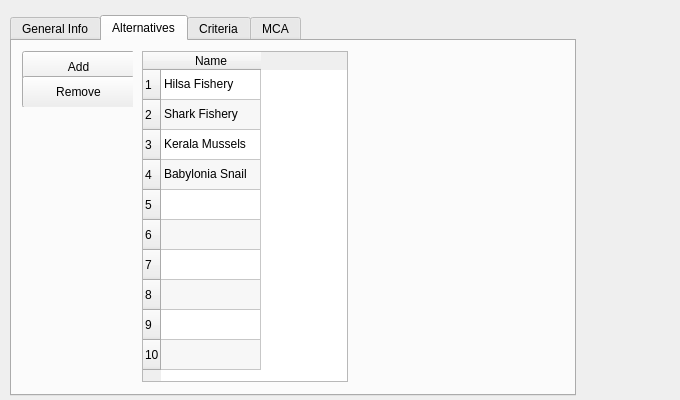
First picture: the form in src/gui/project_view.ui, repository Ecotrust/delphos, before the edit.
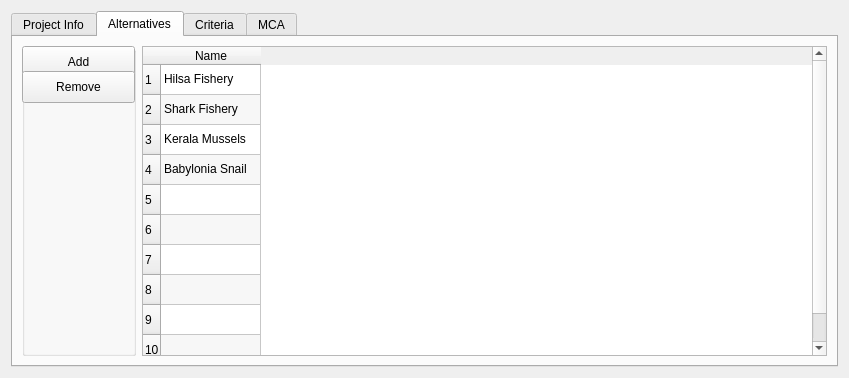
Second picture: the form after the edit. The open tabs and pages were chosen to show the change.

Commit message: added ProjectData class to handle general project data including storage and retrieval.  Added dockable window for documentation and also layout managers using designer such that widgets resize automatically when resizing the window

The edit to the form file:
```diff
--- a/src/gui/project_view.ui
+++ b/src/gui/project_view.ui
@@ -5,28 +5,22 @@
    <rect>
     <x>0</x>
     <y>0</y>
-    <width>680</width>
-    <height>400</height>
+    <width>849</width>
+    <height>378</height>
    </rect>
   </property>
   <property name="windowTitle" >
    <string>Form</string>
   </property>
+  <layout class="QHBoxLayout" >
+   <item>
   <widget class="QTabWidget" name="tabProject" >
-   <property name="geometry" >
-    <rect>
-     <x>10</x>
-     <y>15</y>
-     <width>566</width>
-     <height>381</height>
-    </rect>
-   </property>
    <property name="currentIndex" >
     <number>0</number>
    </property>
    <widget class="QWidget" name="tab_3" >
     <attribute name="title" >
-     <string>General Info</string>
+       <string>Project Info</string>
     </attribute>
     <widget class="QGroupBox" name="groupBox_3" >
      <property name="geometry" >
@@ -154,14 +148,16 @@
     <attribute name="title" >
      <string>Alternatives</string>
     </attribute>
+      <layout class="QHBoxLayout" >
+       <item>
+        <layout class="QHBoxLayout" >
+         <item>
     <widget class="QGroupBox" name="groupBox" >
-     <property name="geometry" >
-      <rect>
-       <x>10</x>
-       <y>10</y>
-       <width>111</width>
-       <height>56</height>
-      </rect>
+           <property name="minimumSize" >
+            <size>
+             <width>114</width>
+             <height>0</height>
+            </size>
      </property>
      <property name="title" >
       <string/>
@@ -193,18 +189,12 @@
       </property>
      </widget>
     </widget>
+         </item>
+         <item>
     <widget class="QTableWidget" name="altern_table" >
      <property name="enabled" >
       <bool>true</bool>
      </property>
-     <property name="geometry" >
-      <rect>
-       <x>130</x>
-       <y>10</y>
-       <width>206</width>
-       <height>331</height>
-      </rect>
-     </property>
      <property name="mouseTracking" >
       <bool>false</bool>
      </property>
@@ -275,6 +265,10 @@
       </property>
      </item>
     </widget>
+         </item>
+        </layout>
+       </item>
+      </layout>
    </widget>
    <widget class="QWidget" name="tab_2" >
     <attribute name="title" >
@@ -529,6 +523,8 @@
     </widget>
    </widget>
   </widget>
+   </item>
+  </layout>
  </widget>
  <resources/>
  <connections/>
```
Left out of the diff: 26 changed lines with no effect on the pictures. Lines whose indentation alone changed are shown as unchanged. The commit also changes 6 other files.
